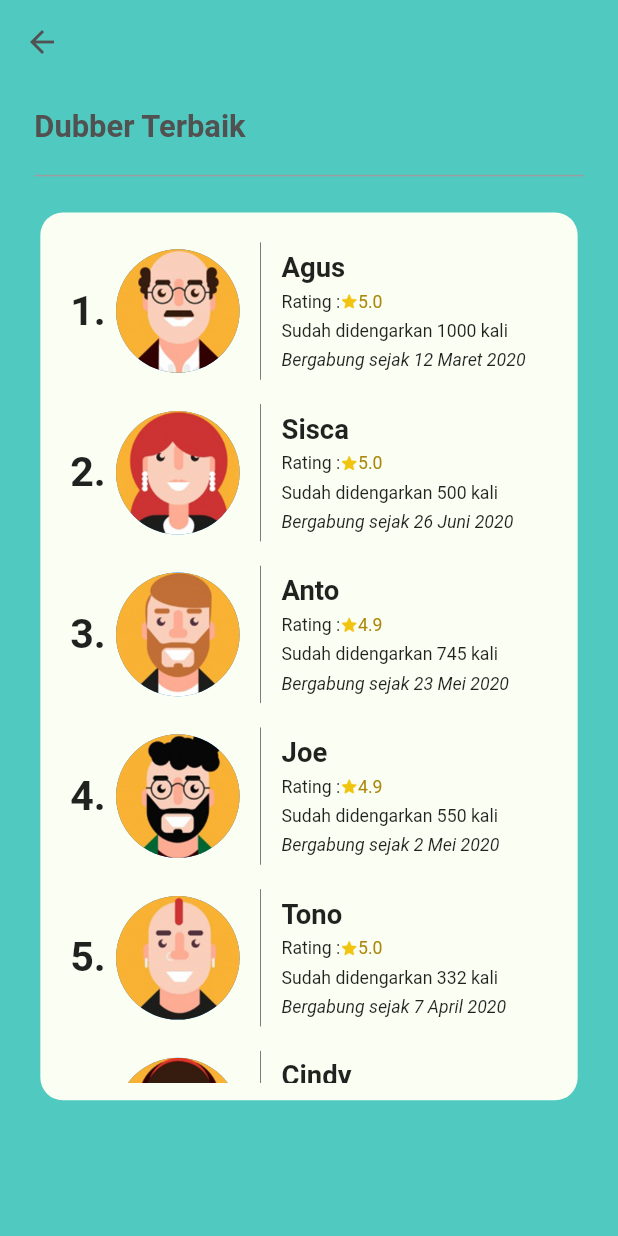
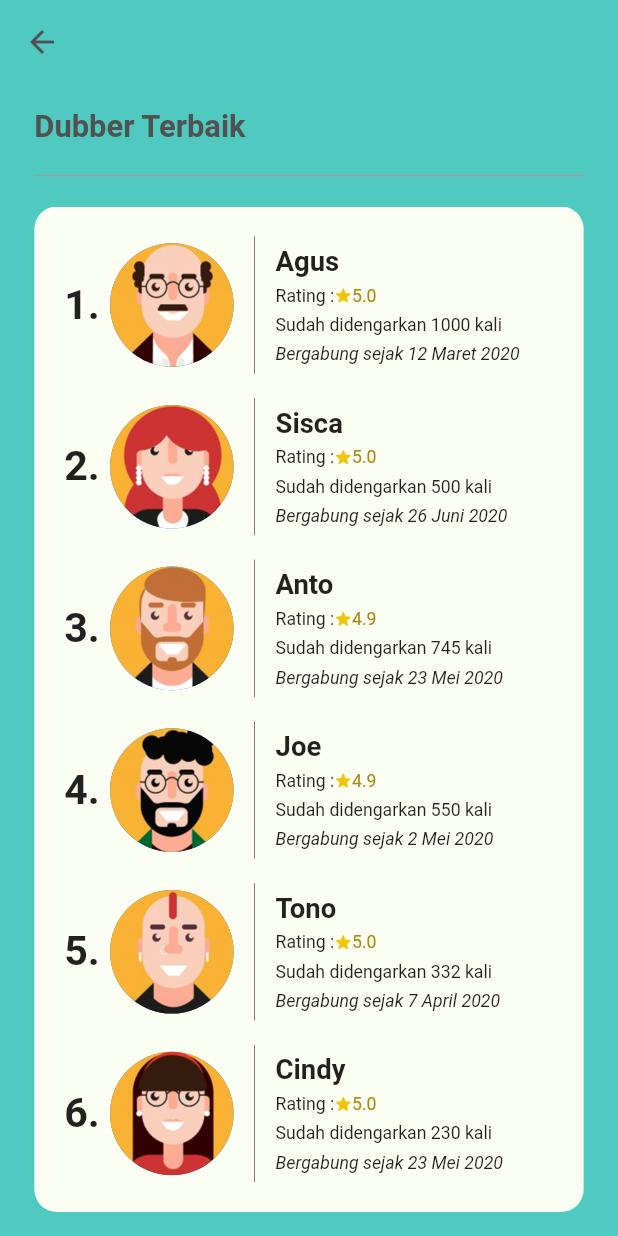
Before and after one commit to Angello28/Dongengku, a Flutter app: the screen it shows after launch, after a tap on "MASUK", after a tap on "Lainnya", on a phone screen of 412 x 824 dp. Run offline on Flutter 3.47's test engine with Material 2 defaults, Android fonts, the phone set to English and light mode, and no system bars; our stand-ins replace audioplayers, dotted_border, expandable, flutter_swiper; missing offline and left inert: assorted_layout_widgets.

Commit message:
Commit changes

```diff
--- a/lib/Pages/beranda/dubberlist_page.dart
+++ b/lib/Pages/beranda/dubberlist_page.dart
@@ -24,7 +24,7 @@ class _DubberListPageState extends State<DubberListPage> {
         backgroundColor: Color(0xff50c9c0),
       ),
       body: Container(
-        padding: EdgeInsets.fromLTRB(defaultWidth / 18, defaultHeight / 50, defaultWidth / 18, defaultHeight / 50),
+        padding: EdgeInsets.fromLTRB(defaultWidth / 18, defaultHeight / 50, defaultWidth / 18, 0),
         child: Column(
           crossAxisAlignment: CrossAxisAlignment.start,
           children: <Widget>[
@@ -41,20 +41,23 @@ class _DubberListPageState extends State<DubberListPage> {
               height: defaultHeight / 20,
               color: Color(0xff9d9d9d),
             ),
-            Card(
+            Expanded(
+              child: Container(
+                child: SingleChildScrollView(
+                  child: Card(
                     elevation: 0.0,
                     color: Color(0xfffbfef3),
+                    margin: EdgeInsets.only(bottom: defaultHeight / 50),
                     shape: RoundedRectangleBorder(
                       borderRadius: BorderRadius.circular(15.0),
                     ),
                     child: Padding(
                       padding: EdgeInsets.all(defaultWidth / 35),
                       child: Container(
-                  height: defaultHeight / 1.45,
-                  child: SingleChildScrollView(
-                    scrollDirection: Axis.vertical,
                         child: Column(
                           children: daftar_2.map((pengguna) => CardDubberList(pengguna: pengguna)).toList()
+                        ),
+                      ),
                     ),
                   ),
                 ),
--- a/lib/Pages/cerita/soundeffect_page.dart
+++ b/lib/Pages/cerita/soundeffect_page.dart
@@ -27,9 +27,11 @@ class _SoundEffectPageState extends State<SoundEffectPage> {
             alignment: Alignment.center,
             padding: EdgeInsets.all(defaultHeight / 50),
             height: defaultHeight / 1.5,
-            child: Wrap(
-                alignment: WrapAlignment.spaceEvenly,
-                children: barisEfek.map((efek) => SoundEffectTemplate(efek: efek)).toList()
+            child: SingleChildScrollView(
+              child: Wrap(
+                  alignment: WrapAlignment.spaceEvenly,
+                  children: barisEfek.map((efek) => SoundEffectTemplate(efek: efek)).toList()
+              ),
             ),
           ),
           SizedBox(height: defaultHeight / 9),
--- a/lib/main.dart
+++ b/lib/main.dart
@@ -1,4 +1,5 @@
 import 'package:flutter/material.dart';
+import 'package:flutter/services.dart';
 import 'package:dongengku/Pages/login/login_page.dart';
 
 void main() {
@@ -9,6 +10,10 @@ class MyApp extends StatelessWidget {
   // This widget is the root of your application.
   @override
   Widget build(BuildContext context) {
+    SystemChrome.setPreferredOrientations([
+      DeviceOrientation.portraitUp
+    ]);
+
     return MaterialApp(
       title: 'Dongengku',
       theme: ThemeData(
--- a/lib/template.dart
+++ b/lib/template.dart
@@ -1618,6 +1618,7 @@ class _SoundEffectTemplateState extends State<SoundEffectTemplate> {
       },
       child: Container(
         width: defaultWidth / 3.5,
+        margin: EdgeInsets.only(left: defaultWidth / 110, right: defaultWidth / 110),
         child: Column(
           mainAxisAlignment: MainAxisAlignment.center,
           crossAxisAlignment: CrossAxisAlignment.center,
```
Lines whose indentation alone changed are shown as unchanged.
